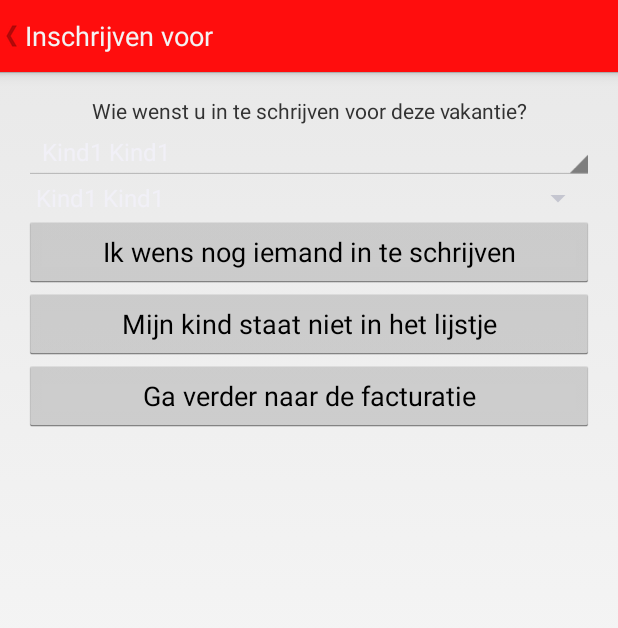
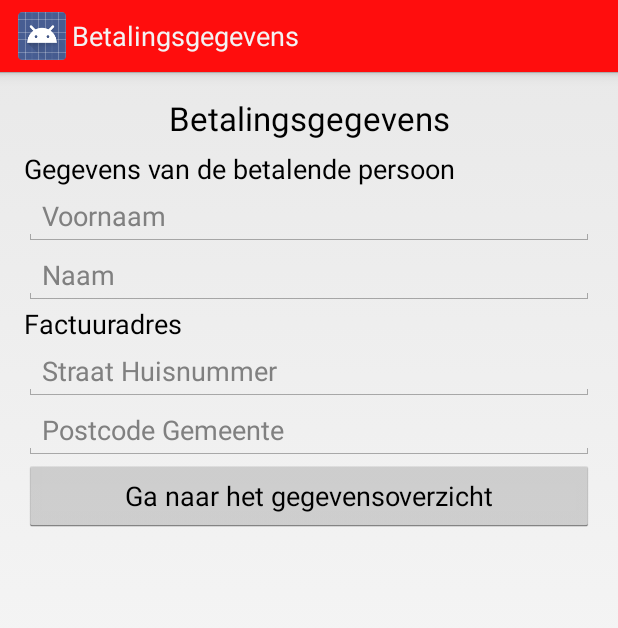
Before and after one commit to deanwyns/Android, an Android app: the VacationSignupActivity screen opened directly, with no data from a screen before it, after a tap on "Ga verder naar de facturatie", on a phone screen of 412 x 824 dp. Shown: the top 628 px of the screen. Run offline under Robolectric (Android 15) with nearby library versions, the phone set to English and light mode, and no system bars; 1 statement that could not run was skipped; 3 other taps on this screen came first.

Commit message:
Inschrijven voor kamp
Inschrijven, kinderen kiezen, gegevens invoeren, eindoverzicht.
Nog geen connectie met de server.
Ik mis nog andere delen om mijn code te vervolledigen.
(Kinderen ophalen, Kinderen aanmaken, Inschrijven, ...)

```diff
--- /dev/null
+++ b/app/src/main/java/hogent/hogentprojecteniii_groep10/activities/VacationBillingActivity.java
@@ -0,0 +1,120 @@
+package hogent.hogentprojecteniii_groep10.activities;
+
+import android.app.Activity;
+import android.content.Intent;
+import android.graphics.Color;
+import android.os.Bundle;
+import android.os.Parcelable;
+import android.text.Editable;
+import android.text.TextWatcher;
+import android.util.Log;
+import android.view.Menu;
+import android.view.MenuItem;
+import android.view.View;
+import android.widget.Button;
+import android.widget.EditText;
+import android.widget.Toast;
+
+import java.util.Arrays;
+import java.util.regex.Matcher;
+import java.util.regex.Pattern;
+
+import hogent.hogentprojecteniii_groep10.R;
+import hogent.hogentprojecteniii_groep10.models.Gebruiker;
+import hogent.hogentprojecteniii_groep10.models.Vacation;
+
+public class VacationBillingActivity extends Activity implements TextWatcher {
+
+    private Vacation selectedVacation;
+    private Gebruiker[] signedUpChildren;
+    private EditText streetAndHousenumberTxt, postalCodeAndCityTxt, firstnameTxt, nameTxt;
+    private Button goToBillingOverviewBtn;
+
+    @Override
+    protected void onCreate(Bundle savedInstanceState) {
+        super.onCreate(savedInstanceState);
+        setContentView(R.layout.activity_vacation_billing);
+
+        selectedVacation = getIntent().getParcelableExtra("SpecificVacation");
+        Parcelable[] parcelableArray = getIntent().getParcelableArrayExtra("SignedUpChildren");
+        if (parcelableArray != null) {
+            signedUpChildren = Arrays.copyOf(parcelableArray, parcelableArray.length, Gebruiker[].class);
+        }
+
+        firstnameTxt = (EditText) findViewById(R.id.billing_firstname_txt);
+        firstnameTxt.addTextChangedListener(this);
+        nameTxt = (EditText) findViewById(R.id.billing_lastname_txt);
+        nameTxt.addTextChangedListener(this);
+        streetAndHousenumberTxt = (EditText) findViewById(R.id.street_and_housenumber_txt);
+        streetAndHousenumberTxt.addTextChangedListener(this);
+        postalCodeAndCityTxt = (EditText) findViewById(R.id.postal_code_and_city_txt);
+        postalCodeAndCityTxt.addTextChangedListener(this);
+        goToBillingOverviewBtn = (Button) findViewById(R.id.go_to_billing_overview_btn);
+
+        goToBillingOverviewBtn.setOnClickListener(new View.OnClickListener() {
+            @Override
+            public void onClick(View v) {
+                if (validateTextFields()) {
+                    Intent billingOverview = new Intent(getApplicationContext(), VacationSignupOverviewActivity.class);
+                    Bundle mBundle = new Bundle();
+                    mBundle.putParcelable("SpecificVacation", selectedVacation);
+                    mBundle.putParcelableArray("SignedUpChildren", signedUpChildren);
+                    mBundle.putString("firstnameTxt", firstnameTxt.getText().toString());
+                    mBundle.putString("nameTxt", nameTxt.getText().toString());
+                    mBundle.putString("streetAndHousenumberTxt", streetAndHousenumberTxt.getText().toString());
+                    mBundle.putString("postalCodeAndCityTxt", postalCodeAndCityTxt.getText().toString());
+                    billingOverview.putExtras(mBundle);
+                    startActivity(billingOverview);
+                } else {
+                    Toast wrongInput = Toast.makeText(getApplicationContext(), R.string.wrong_input_on_billing, Toast.LENGTH_LONG);
+                    wrongInput.show();
+                }
+            }
+        });
+
+    }
+
+    private boolean validateTextFields() {
+        Pattern postalCodeAndCityPattern = Pattern.compile("^[1-9][0-9]{3} [a-zA-Z]+(?:[\\s-][a-zA-Z]+)*$");
+        Matcher postalCodeAndCityMatcher = postalCodeAndCityPattern.matcher(postalCodeAndCityTxt.getText().toString());
+
+        Pattern streetAndHousenumberPattern = Pattern.compile("^((.){1,}(\\d){1,}(.){0,})$");
+        Matcher streetAndHousenumberMatcher = streetAndHousenumberPattern.matcher(streetAndHousenumberTxt.getText().toString());
+
+        if (!postalCodeAndCityMatcher.matches())
+            postalCodeAndCityTxt.setTextColor(Color.RED);
+        else
+            postalCodeAndCityTxt.setTextColor(Color.rgb(80, 200, 120));
+
+        if (!streetAndHousenumberMatcher.matches())
+            streetAndHousenumberTxt.setTextColor(Color.RED);
+        else
+            streetAndHousenumberTxt.setTextColor(Color.rgb(80, 200, 120));
+
+        if (firstnameTxt.getText().toString().isEmpty())
+            firstnameTxt.setTextColor(Color.RED);
+        else
+            firstnameTxt.setTextColor(Color.rgb(80, 200, 120));
+
+        if (nameTxt.getText().toString().isEmpty())
+            nameTxt.setTextColor(Color.RED);
+        else
+            nameTxt.setTextColor(Color.rgb(80, 200, 120));
+
+        return postalCodeAndCityMatcher.matches() && streetAndHousenumberMatcher.matches() && !firstnameTxt.getText().toString().isEmpty() && !nameTxt.getText().toString().isEmpty();
+    }
+
+
+    @Override
+    public void beforeTextChanged(CharSequence s, int start, int count, int after) {
+    }
+
+    @Override
+    public void onTextChanged(CharSequence s, int start, int before, int count) {
+    }
+
+    @Override
+    public void afterTextChanged(Editable s) {
+        validateTextFields();
+    }
+}
--- a/app/src/main/java/hogent/hogentprojecteniii_groep10/activities/VacationSignupActivity.java
+++ b/app/src/main/java/hogent/hogentprojecteniii_groep10/activities/VacationSignupActivity.java
@@ -1,8 +1,10 @@
 package hogent.hogentprojecteniii_groep10.activities;
 
 import android.app.Activity;
+import android.content.Intent;
 import android.graphics.drawable.ColorDrawable;
 import android.os.Bundle;
+import android.os.Parcelable;
 import android.view.Menu;
 import android.view.MenuItem;
 import android.view.View;
@@ -11,6 +13,10 @@ import android.widget.Button;
 import android.widget.LinearLayout;
 import android.widget.Spinner;
 import android.widget.Toast;
+
+import java.util.ArrayList;
+import java.util.Iterator;
+import java.util.List;
 
 import hogent.hogentprojecteniii_groep10.R;
 import hogent.hogentprojecteniii_groep10.models.Gebruiker;
@@ -22,6 +28,7 @@ public class VacationSignupActivity extends Activity {
     private Button addChildToAccountBtn, goToBillingBtn, addChildSpinnerBtn;
     private LinearLayout childrenSpinnerLayout;
     private Spinner firstChildSpinner;
+    private List<Spinner> spinnerList = new ArrayList<Spinner>();
 
     private Gebruiker[] tempArray;
     private ArrayAdapter<Gebruiker> adapter;
@@ -40,6 +47,8 @@ public class VacationSignupActivity extends Activity {
         childrenSpinnerLayout = (LinearLayout) findViewById(R.id.linear_layout_children_spinners);
         firstChildSpinner  = (Spinner) findViewById(R.id.first_child_spinner);
 
+        spinnerList.add(firstChildSpinner);
+
         Gebruiker child1 = new Gebruiker("email", "pass", "000", "Kind1", "Kind1", "000", "ouder1", "ouder2", "000");
         Gebruiker child2 = new Gebruiker("email2", "pass2", "000", "Kind2", "Kind2", "000", "ouder1", "ouder2", "000");
         Gebruiker child3 = new Gebruiker("email3", "pass3", "000", "Kind3", "Kind3", "000", "ouder1", "ouder2", "000");
@@ -57,9 +66,12 @@ public class VacationSignupActivity extends Activity {
             @Override
             public void onClick(View v) {
                 //Spinner childSpinner = new Spinner(getApplicationContext());
-                Spinner childSpinner = new Spinner(getApplicationContext(), null, android.R.attr.spinnerStyle);
-                childSpinner.setAdapter(adapter);
-                childrenSpinnerLayout.addView(childSpinner);
+                if(spinnerList.size() < tempArray.length){
+                    Spinner childSpinner = new Spinner(getApplicationContext(), null, android.R.attr.spinnerStyle);
+                    spinnerList.add(childSpinner);
+                    childSpinner.setAdapter(adapter);
+                    childrenSpinnerLayout.addView(childSpinner);
+                }
             }
         });
 
@@ -74,10 +86,20 @@ public class VacationSignupActivity extends Activity {
         goToBillingBtn.setOnClickListener(new View.OnClickListener() {
             @Override
             public void onClick(View v) {
-
+                Intent billingDetails = new Intent(getApplicationContext(), VacationBillingActivity.class);
+                Bundle mBundle = new Bundle();
+                mBundle.putParcelable("SpecificVacation", vacation);
+                Gebruiker[] signedUpChildren = new Gebruiker[spinnerList.size()];
+                for (int i = 0; i < spinnerList.size(); i++){
+                    signedUpChildren[i] = adapter.getItem(i);
+                }
+                mBundle.putParcelableArray("SignedUpChildren", signedUpChildren);
+                billingDetails.putExtras(mBundle);
+                startActivity(billingDetails);
             }
         });
     }
+
 
 
     @Override
--- a/app/src/main/java/hogent/hogentprojecteniii_groep10/models/Gebruiker.java
+++ b/app/src/main/java/hogent/hogentprojecteniii_groep10/models/Gebruiker.java
@@ -6,9 +6,6 @@ import android.os.Parcelable;
 
 import com.google.gson.annotations.SerializedName;
 
-/**
- * Created by Fabrice on 7/11/2014.
- */
 public class Gebruiker implements Parcelable {
 
 
--- /dev/null
+++ b/app/src/main/res/layout/activity_vacation_billing.xml
@@ -0,0 +1,70 @@
+<LinearLayout xmlns:android="http://schemas.android.com/apk/res/android"
+    xmlns:tools="http://schemas.android.com/tools"
+    android:layout_width="match_parent"
+    android:layout_height="match_parent"
+    android:paddingLeft="@dimen/activity_horizontal_margin"
+    android:paddingRight="@dimen/activity_horizontal_margin"
+    android:paddingTop="@dimen/activity_vertical_margin"
+    android:paddingBottom="@dimen/activity_vertical_margin"
+    android:orientation="vertical"
+    tools:context="hogent.hogentprojecteniii_groep10.activities.VacationBillingActivity">
+
+    <TextView
+        android:layout_width="match_parent"
+        android:layout_height="wrap_content"
+        android:textAppearance="?android:attr/textAppearanceLarge"
+        android:text="@string/billing_overview"
+        android:id="@+id/textView"
+        android:gravity="center_horizontal" />
+
+    <TextView
+        android:layout_width="fill_parent"
+        android:layout_height="wrap_content"
+        android:textAppearance="?android:attr/textAppearanceMedium"
+        android:text="@string/billing_paying_person"
+        android:paddingTop="10px" />
+
+    <EditText
+        android:layout_width="match_parent"
+        android:layout_height="wrap_content"
+        android:inputType="textPersonName"
+        android:hint="@string/firstname"
+        android:ems="10"
+        android:id="@+id/billing_firstname_txt" />
+
+    <EditText
+        android:layout_width="match_parent"
+        android:layout_height="wrap_content"
+        android:inputType="textPersonName"
+        android:hint="@string/lastname"
+        android:ems="10"
+        android:id="@+id/billing_lastname_txt" />
+
+    <TextView
+        android:layout_width="fill_parent"
+        android:layout_height="wrap_content"
+        android:textAppearance="?android:attr/textAppearanceMedium"
+        android:text="@string/billing_postal_address" />
+
+    <EditText
+        android:layout_width="match_parent"
+        android:layout_height="wrap_content"
+        android:inputType="textPostalAddress"
+        android:ems="10"
+        android:hint="@string/street_and_housenumber"
+        android:id="@+id/street_and_housenumber_txt" />
+
+    <EditText
+        android:layout_width="match_parent"
+        android:layout_height="wrap_content"
+        android:inputType="textPostalAddress"
+        android:ems="10"
+        android:hint="@string/postal_code_and_city"
+        android:id="@+id/postal_code_and_city_txt" />
+
+    <Button
+        android:layout_width="fill_parent"
+        android:layout_height="wrap_content"
+        android:text="@string/go_to_billing_overview"
+        android:id="@+id/go_to_billing_overview_btn" />
+</LinearLayout>
--- a/app/src/main/res/values/strings.xml
+++ b/app/src/main/res/values/strings.xml
@@ -78,5 +78,27 @@
     <string name="add_child_spinner">Ik wens nog iemand in te schrijven</string>
     <string name="child_not_in_list">Mijn kind staat niet in het lijstje</string>
     <string name="go_to_billing">Ga verder naar de facturatie</string>
+    <string name="title_activity_vacation_billing">Betalingsgegevens</string>
+    <string name="firstname">Voornaam</string>
+    <string name="lastname">Naam</string>
+    <string name="billing_paying_person">Gegevens van de betalende persoon</string>
+    <string name="billing_overview">Betalingsgegevens</string>
+    <string name="billing_postal_address">Factuuradres</string>
+    <string name="street_and_housenumber">Straat Huisnummer</string>
+    <string name="postal_code_and_city">Postcode Gemeente</string>
+    <string name="go_to_billing_overview">Ga naar het gegevensoverzicht</string>
+    <string name="wrong_input_on_billing">Gelieve de invoer na te kijken!</string>
+    <string name="title_activity_vacation_signup_overview">VacationSignupOverviewActivity</string>
+    <string name="vacation">Vakantie</string>
+    <string name="signup_overview_title">Titel: </string>
+    <string name="signup_overview_date">Datum: </string>
+    <string name="signup_overview_price_per_person">Prijs per persoon: </string>
+    <string name="signup_overview_total_price">Totale prijs: </string>
+    <string name="signup_overview_signups">Vakantiegangers</string>
+    <string name="signup_overview_payment_details">Betalingsgegevens</string>
+    <string name="signup_overview_paying_person">Betalingspersoon</string>
+    <string name="cancel">Annuleren</string>
+    <string name="signup_overview_signup">Inschrijven!</string>
+    <string name="signup_overview_billing_address">Factuuradres</string>
 
 </resources>
```
Also changed, not shown: app/src/main/AndroidManifest.xml (+9 -1 lines), app/src/main/java/hogent/hogentprojecteniii_groep10/activities/VacationSignupOverviewActivity.java (added, +99 -0 lines), app/src/main/res/layout/activity_vacation_signup_overview.xml (added, +134 -0 lines), app/src/main/res/menu/vacation_billing.xml (added, +8 -0 lines), app/src/main/res/menu/vacation_signup_overview.xml (added, +8 -0 lines).
